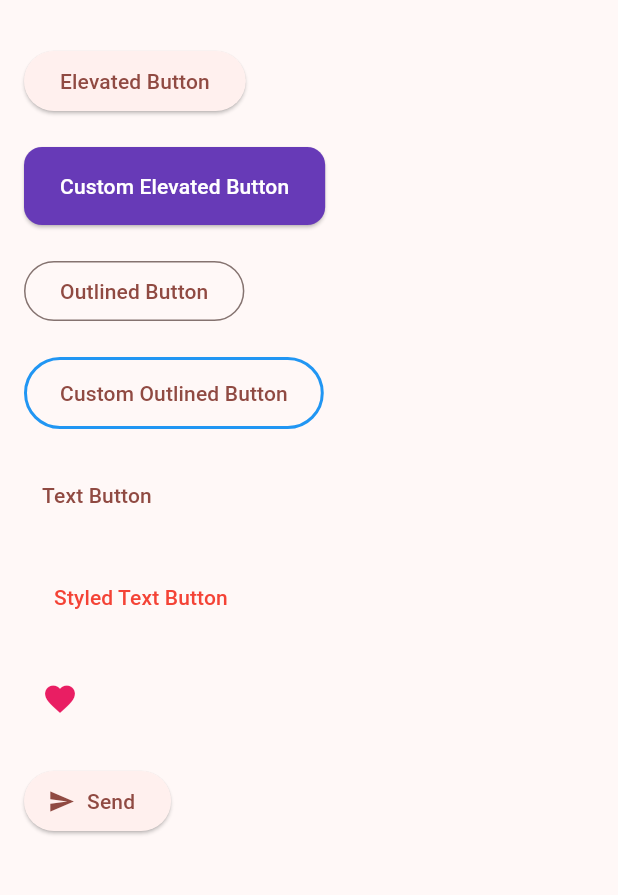
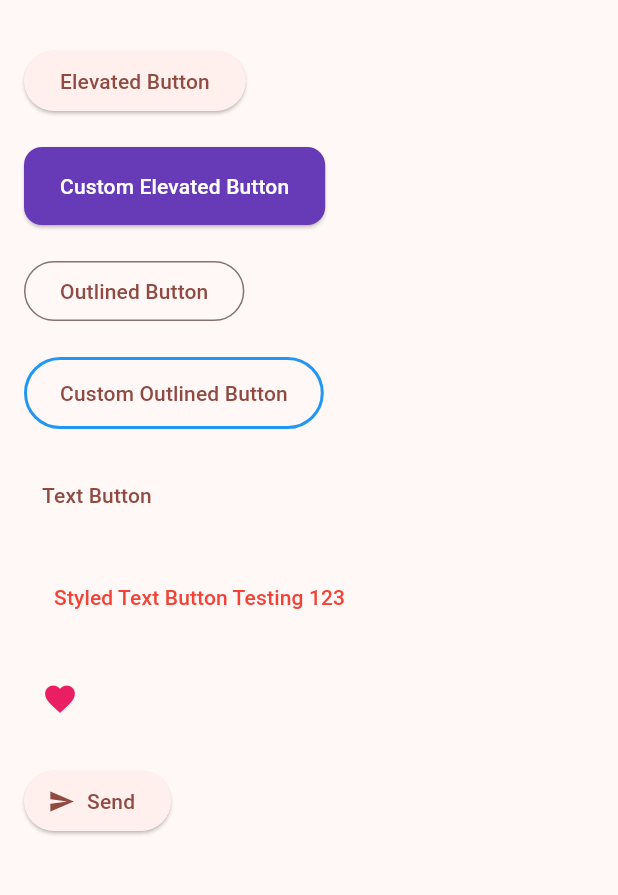
Before and after one commit to Alvinleow/flutter_testing_application_1, a Flutter app: the ButtonStylingPage screen opened directly, on a phone screen of 412 x 824 dp, the part 63-958 px from its top. Run offline on Flutter 3.47's test engine with Material 3 defaults, Android fonts, the phone set to English and light mode, and no system bars; our stand-ins replace firebase_core; accounts and stored records are empty.

Commit message:
Testing11111

```diff
--- a/lib/button_styling_page.dart
+++ b/lib/button_styling_page.dart
@@ -82,7 +82,7 @@ class ButtonStylingPage extends StatelessWidget {
                   vertical: 14,
                 ),
               ),
-              child: const Text('Styled Text Button'),
+              child: const Text('Styled Text Button Testing 123'),
             ),
 
             const SizedBox(height: 20),
```
